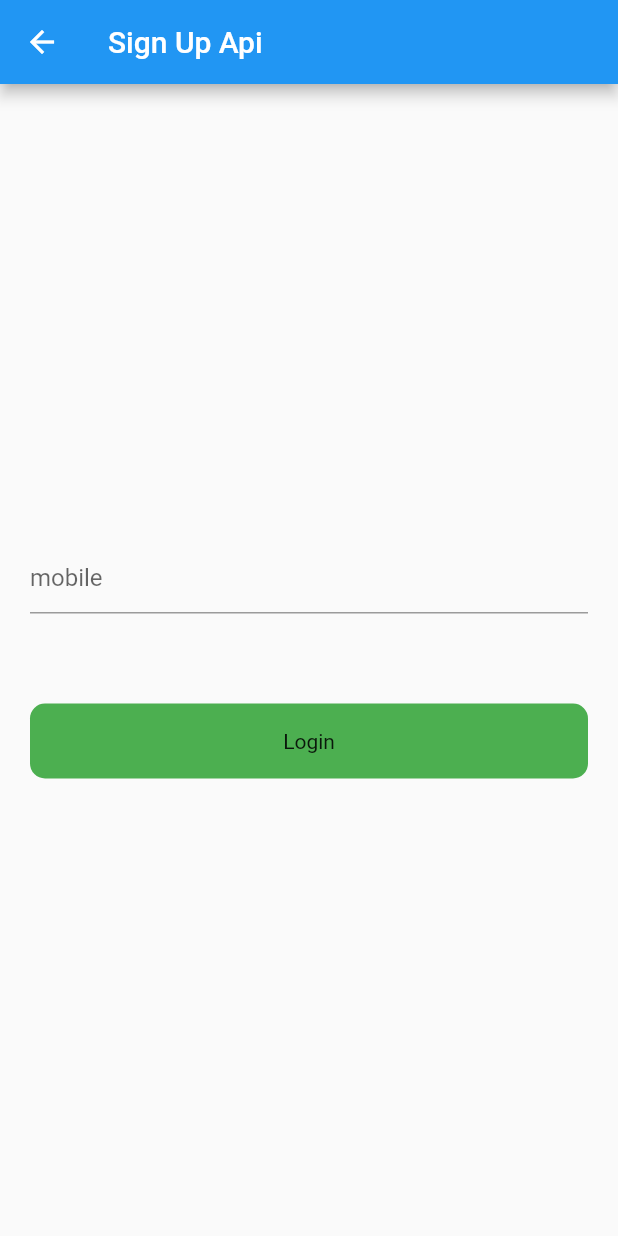
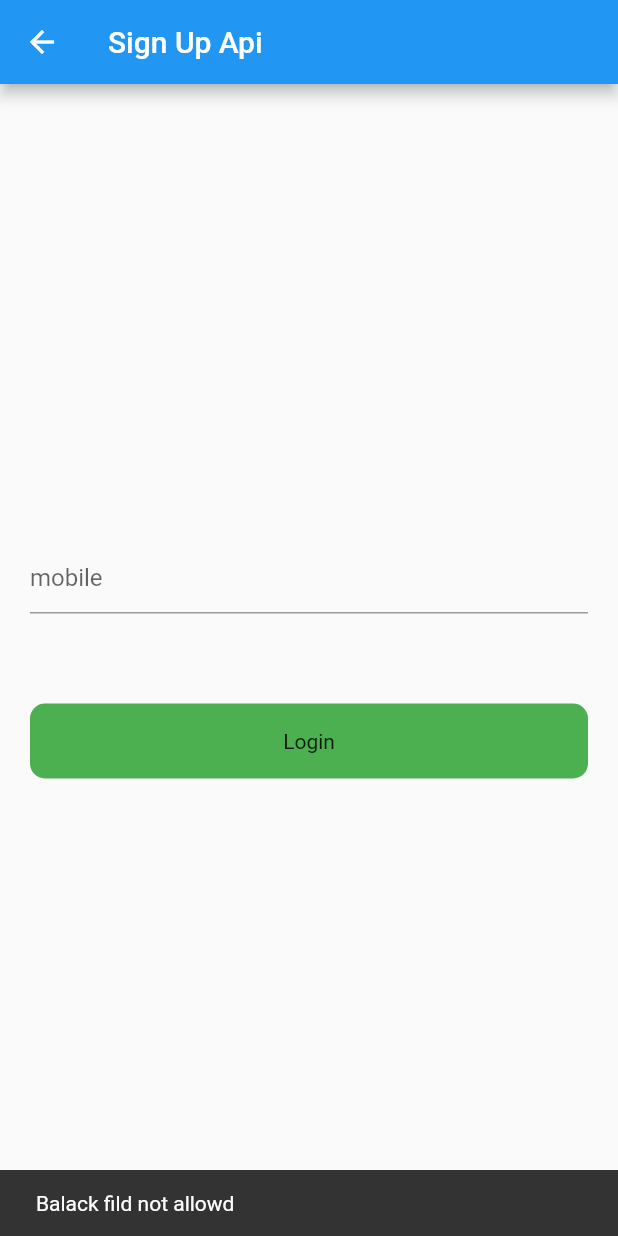
Before and after one commit to vignesh1244/stless-full-api, a Flutter app: the SignUpScreen screen opened directly, after a tap on "Login", on a phone screen of 412 x 824 dp. Run offline on Flutter 3.47's test engine with Material 2 defaults, Android fonts, the phone set to English and light mode, and no system bars.

Commit message:
signup created

```diff
--- a/lib/main.dart
+++ b/lib/main.dart
@@ -41,7 +41,7 @@ class MyApp extends StatelessWidget {
         theme: ThemeData(
           primarySwatch: Colors.blue,
         ),
-        home:SignupTwo(),
+        home:SignUpScreen(),
       ),
     );
     // return MaterialApp(
--- a/lib/views/signup.dart
+++ b/lib/views/signup.dart
@@ -5,10 +5,10 @@
 
 import 'dart:convert';
 
+import 'package:c1api/views/signup2_lite.dart';
 import 'package:flutter/material.dart';
 
-
-import 'package:http/http.dart';
+// import 'package:http/http.dart';
 import 'package:http/http.dart' as http;
 
 class SignUpScreen extends StatefulWidget {
@@ -21,34 +21,52 @@ class SignUpScreen extends StatefulWidget {
 class _SignUpScreenState extends State<SignUpScreen> {
   TextEditingController mobileController = TextEditingController();
 
-  // List<Loginn> userList = [];
-
-  void login(dynamic mobile) async {
-    try {
-      // Response response =
-      //     await post(Uri.parse('http://manage.rinzyee.com/api-login'),
-      //         body: {
-      //   'mobile': mobile,
-      // });
 
 
-      final response = await http.post(Uri.parse('http://manage.rinzyee.com/api-login'), body: {
-        'mobile': mobile,
-      });
-      final responseJson = json.decode(utf8.decode(response.bodyBytes));
+  // Future<void> login(dynamic mobile) async {
+  //   print('hai11');
+  //   try {
+  //     final response = await http
+  //         .post(Uri.https("https://manage.rinzyee.com/api-login"), body: {
+  //       "mobile": mobile,
+  //     });
+  //
+  //     print('hai');
+  //     final responseJson = json.decode(utf8.decode(response.bodyBytes));
+  //
+  //     print('hello');
+  //     print(response.statusCode);
+  //     print('Response body: ${response.statusCode}');
+  //
+  //     if (response.statusCode == 200) {
+  //       var data = jsonDecode(response.body.toString());
+  //       print(data);
+  //       print('Login successfully');
+  //     } else {
+  //       print('failedd');
+  //     }
+  //   } catch (e) {
+  //     print(e.toString());
+  //   }
+  // }
 
-       print(response.statusCode);
-      print('Response body: ${response.statusCode}');
+  Future<void> login(mobile) async {
+    if (mobileController.text.isNotEmpty ) {
+      var respose = await http.post(Uri.parse("https://manage.rinzyee.com/api-login"),
+          body: {'mobile': mobileController.text});
 
-      if (response.statusCode == 200) {
-        var data = jsonDecode(response.body.toString());
-        print(data);
-        print('Login successfully');
-      } else {
-        print('failedd');
+      print(respose.statusCode);
+      if (respose.statusCode == 200) {
+        Navigator.push(
+            context, MaterialPageRoute(builder: (context) => Second(),));
       }
-    } catch (e) {
-      print(e.toString());
+      else {
+        ScaffoldMessenger.of(context)
+            .showSnackBar(SnackBar(content: Text('Invalid Credential')));
+      }
+    } else {
+      ScaffoldMessenger.of(context)
+          .showSnackBar(SnackBar(content: Text('Balack fild not allowd')));
     }
   }
 
@@ -81,8 +99,9 @@ class _SignUpScreenState extends State<SignUpScreen> {
               child: Container(
                 height: 50,
                 decoration: BoxDecoration(
-                    color: Colors.green,
-                    borderRadius: BorderRadius.circular(10),),
+                  color: Colors.green,
+                  borderRadius: BorderRadius.circular(10),
+                ),
                 child: Center(
                   child: Text('Login'),
                 ),
--- a/lib/views/signup2.dart
+++ b/lib/views/signup2.dart
@@ -67,7 +67,7 @@ class _SignupTwoState extends State<SignupTwo> {
     if (emailControl.text.isNotEmpty && passControll.text.isNotEmpty) {
       var respose = await http.post(Uri.parse("https://reqres.in/api/login"),
           body: {'email': emailControl.text, 'password': passControll.text});
-
+       print(respose.statusCode);
       if (respose.statusCode == 200) {
         Navigator.push(
             context, MaterialPageRoute(builder: (context) => Second(),));
--- a/lib/views/signup2_lite.dart
+++ b/lib/views/signup2_lite.dart
@@ -1,3 +1,4 @@
+import 'package:c1api/views/signup.dart';
 import 'package:c1api/views/signup2.dart';
 import 'package:flutter/material.dart';
 
@@ -22,7 +23,7 @@ class _SecondState extends State<Second> {
             OutlinedButton.icon(
               onPressed: () {
                 Navigator.push(
-                    context, MaterialPageRoute(builder: (context) => SignupTwo(),));
+                    context, MaterialPageRoute(builder: (context) => SignUpScreen(),));
               },
               icon: Icon(Icons.exit_to_app),
               label: Text('exit'),
```
